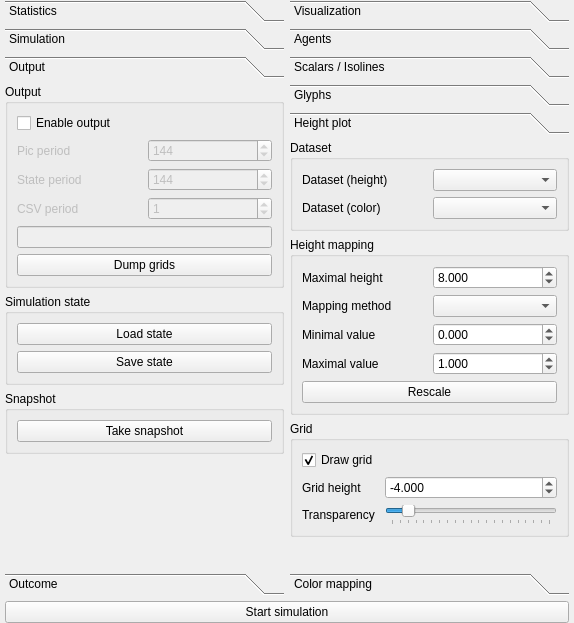
The window that gui/mainwindow.ui (gmackie/GR-ABM-ODE-2D) describes before a commit, drawn with Qt 5.
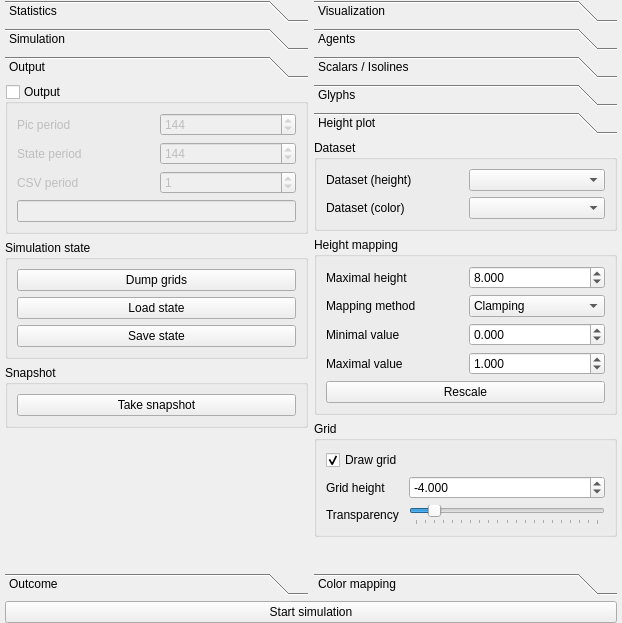
The same window after the commit. The open tabs and pages were chosen to show the change.

The edit to the form file:
```diff
--- a/gui/mainwindow.ui
+++ b/gui/mainwindow.ui
@@ -6,7 +6,7 @@
    <rect>
     <x>0</x>
     <y>0</y>
-    <width>574</width>
+    <width>622</width>
     <height>623</height>
    </rect>
   </property>
@@ -283,7 +283,7 @@
         <rect>
          <x>0</x>
          <y>0</y>
-         <width>279</width>
+         <width>303</width>
          <height>480</height>
         </rect>
        </property>
@@ -310,7 +310,7 @@
             <rect>
              <x>0</x>
              <y>0</y>
-             <width>279</width>
+             <width>303</width>
              <height>480</height>
             </rect>
            </property>
@@ -320,25 +320,18 @@
             </property>
             <item>
              <widget class="QGroupBox" name="groupBoxOutput">
-              <property name="enabled">
-               <bool>true</bool>
-              </property>
               <property name="title">
                <string>Output</string>
               </property>
+              <property name="checkable">
+               <bool>true</bool>
+              </property>
+              <property name="checked">
+               <bool>false</bool>
+              </property>
               <layout class="QGridLayout" name="gridLayout_18">
-               <item row="0" column="0">
-                <widget class="QCheckBox" name="checkBoxOutput">
-                 <property name="text">
-                  <string>Enable output</string>
-                 </property>
-                </widget>
-               </item>
                <item row="1" column="1">
-                <widget class="QSpinBox" name="spinBoxSnapshotPicInterval">
-                 <property name="enabled">
-                  <bool>false</bool>
-                 </property>
+                <widget class="QSpinBox" name="spinBoxSnapshotStateInterval">
                  <property name="minimum">
                   <number>0</number>
                  </property>
@@ -350,51 +343,15 @@
                  </property>
                 </widget>
                </item>
-               <item row="5" column="0" colspan="2">
-                <widget class="QPushButton" name="pushButtonDumpGrids">
-                 <property name="toolTip">
-                  <string>shortcut: d</string>
-                 </property>
-                 <property name="text">
-                  <string>Dump grids</string>
-                 </property>
-                </widget>
-               </item>
-               <item row="4" column="0" colspan="2">
-                <widget class="QLineEdit" name="lineEditOutput">
-                 <property name="enabled">
-                  <bool>false</bool>
-                 </property>
-                 <property name="readOnly">
-                  <bool>true</bool>
-                 </property>
-                </widget>
-               </item>
-               <item row="3" column="0">
-                <widget class="QLabel" name="labelSnapshotCsvInterval">
-                 <property name="enabled">
-                  <bool>false</bool>
-                 </property>
-                 <property name="text">
-                  <string>CSV period</string>
-                 </property>
-                </widget>
-               </item>
-               <item row="1" column="0">
+               <item row="0" column="0">
                 <widget class="QLabel" name="labelSnapshotPicInterval">
-                 <property name="enabled">
-                  <bool>false</bool>
-                 </property>
                  <property name="text">
                   <string>Pic period</string>
                  </property>
                 </widget>
                </item>
-               <item row="3" column="1">
+               <item row="2" column="1">
                 <widget class="QSpinBox" name="spinBoxSnapshotCsvInterval">
-                 <property name="enabled">
-                  <bool>false</bool>
-                 </property>
                  <property name="minimum">
                   <number>0</number>
                  </property>
@@ -407,28 +364,36 @@
                 </widget>
                </item>
                <item row="2" column="0">
+                <widget class="QLabel" name="labelSnapshotCsvInterval">
+                 <property name="text">
+                  <string>CSV period</string>
+                 </property>
+                </widget>
+               </item>
+               <item row="0" column="1">
+                <widget class="QSpinBox" name="spinBoxSnapshotPicInterval">
+                 <property name="minimum">
+                  <number>0</number>
+                 </property>
+                 <property name="maximum">
+                  <number>72000</number>
+                 </property>
+                 <property name="value">
+                  <number>144</number>
+                 </property>
+                </widget>
+               </item>
+               <item row="1" column="0">
                 <widget class="QLabel" name="labelSnapshotStateInterval">
-                 <property name="enabled">
-                  <bool>false</bool>
-                 </property>
                  <property name="text">
                   <string>State period</string>
                  </property>
                 </widget>
                </item>
-               <item row="2" column="1">
-                <widget class="QSpinBox" name="spinBoxSnapshotStateInterval">
-                 <property name="enabled">
-                  <bool>false</bool>
-                 </property>
-                 <property name="minimum">
-                  <number>0</number>
-                 </property>
-                 <property name="maximum">
-                  <number>72000</number>
-                 </property>
-                 <property name="value">
-                  <number>144</number>
+               <item row="3" column="0" colspan="2">
+                <widget class="QLineEdit" name="lineEditOutput">
+                 <property name="readOnly">
+                  <bool>true</bool>
                  </property>
                 </widget>
                </item>
@@ -441,6 +406,16 @@
                <string>Simulation state</string>
               </property>
               <layout class="QVBoxLayout" name="verticalLayout_2">
+               <item>
+                <widget class="QPushButton" name="pushButtonDumpGrids">
+                 <property name="toolTip">
+                  <string>shortcut: d</string>
+                 </property>
+                 <property name="text">
+                  <string>Dump grids</string>
+                 </property>
+                </widget>
+               </item>
                <item>
                 <widget class="QPushButton" name="pushButtonLoadState">
                  <property name="text">
@@ -1249,8 +1224,8 @@
         <rect>
          <x>0</x>
          <y>0</y>
-         <width>279</width>
-         <height>424</height>
+         <width>96</width>
+         <height>71</height>
         </rect>
        </property>
        <attribute name="label">
@@ -1276,8 +1251,8 @@
             <rect>
              <x>0</x>
              <y>0</y>
-             <width>279</width>
-             <height>424</height>
+             <width>280</width>
+             <height>401</height>
             </rect>
            </property>
            <layout class="QVBoxLayout" name="verticalLayout">
@@ -1371,6 +1346,16 @@
                  <property name="enabled">
                   <bool>true</bool>
                  </property>
+                 <item>
+                  <property name="text">
+                   <string>Clamping</string>
+                  </property>
+                 </item>
+                 <item>
+                  <property name="text">
+                   <string>Scaling (real-time)</string>
+                  </property>
+                 </item>
                 </widget>
                </item>
                <item row="2" column="0">
```
Left out of the diff: 113 changed lines with no effect on the pictures.
